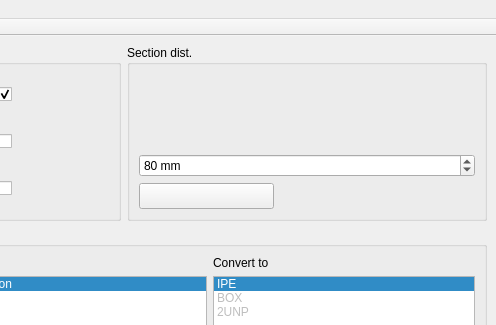
This is applications/section/mainwindow.ui in ebrahimraeyat/civilTools as Qt 5 draws it before an edit; both pictures show x 622 to 1118 and y 0 to 325 of the 1118 by 742 pixel window. The edited form follows.
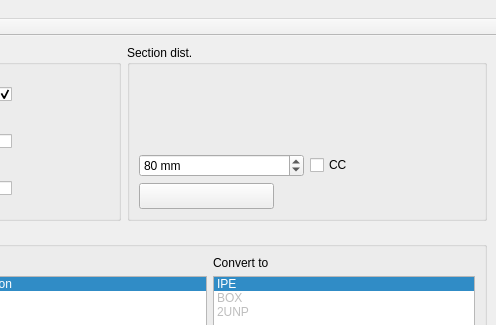
This is the edited form. Icons and pictures are not drawn.

```diff
--- a/applications/section/mainwindow.ui
+++ b/applications/section/mainwindow.ui
@@ -390,6 +390,8 @@
                   </widget>
                  </item>
                  <item>
+                  <layout class="QHBoxLayout" name="horizontalLayout_8">
+                   <item>
                   <widget class="QSpinBox" name="distSpinBox">
                    <property name="suffix">
                     <string> mm</string>
@@ -407,6 +409,18 @@
                     <number>80</number>
                    </property>
                   </widget>
+                   </item>
+                   <item>
+                    <widget class="QCheckBox" name="cc_checkbox">
+                     <property name="toolTip">
+                      <string>sections center to center distance</string>
+                     </property>
+                     <property name="text">
+                      <string>CC</string>
+                     </property>
+                    </widget>
+                   </item>
+                  </layout>
                  </item>
                  <item>
                   <widget class="QPushButton" name="calculate_Button">
```
Left out of the diff: 4 changed lines with no effect on the pictures. Lines whose indentation alone changed are shown as unchanged.
